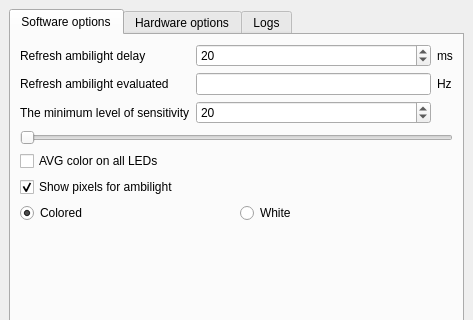
Atarity/Lightpack, file Software/src/mainwindow.ui: the form before one commit; both pictures show x 0 to 473 and y 0 to 320 of the 473 by 489 pixel window.
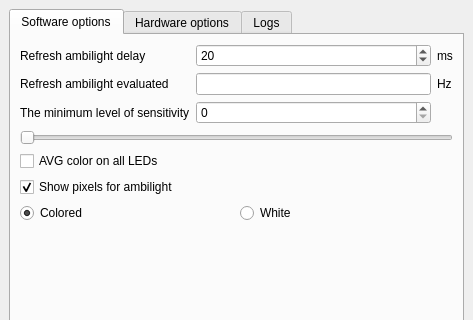
The form after the commit. Icons and pictures are not drawn.

Commit message: Software: fixbug in mainwindow.ui max and loading value of spinBox sensitivity;

Patch:
```diff
--- a/Software/src/mainwindow.ui
+++ b/Software/src/mainwindow.ui
@@ -101,10 +101,10 @@
              <number>0</number>
             </property>
             <property name="maximum">
-             <number>1000</number>
+             <number>255</number>
             </property>
             <property name="value">
-             <number>20</number>
+             <number>0</number>
             </property>
            </widget>
           </item>
```
